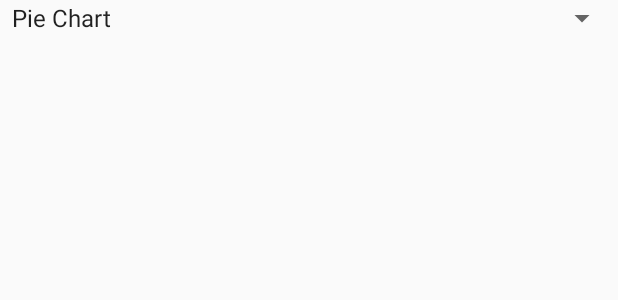
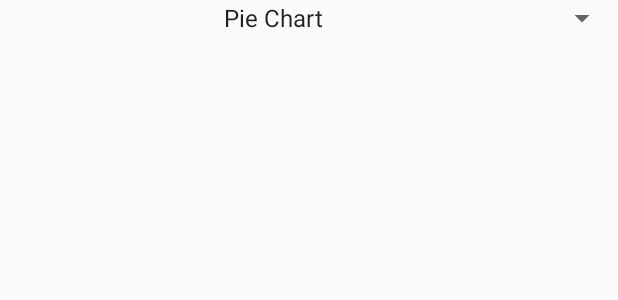
Before and after one commit to luan-asym/cym, an Android app: the layout fragment_stats.xml on its own in the app's theme, with its tools: preview values and no code run, on a phone screen of 412 x 824 dp. Shown: the top 300 px of the screen. Run offline under Robolectric (Android 15) with nearby library versions, the phone set to English and light mode, and no system bars; plain views replace BarChart, PieChart.

Commit message:
MainActivity changes and fragmentstats alignment

```diff
--- a/app/src/main/res/layout/fragment_stats.xml
+++ b/app/src/main/res/layout/fragment_stats.xml
@@ -5,25 +5,32 @@
     android:layout_height="match_parent"
     tools:context=".ui.StatsFragment">
 
-    <!-- TODO: Update blank fragment layout -->
+    <Spinner
+        android:layout_width="match_parent"
+        android:layout_height="wrap_content"
+        android:id="@+id/spinnerChart"
+        android:layout_alignParentTop="true"
+
+        android:textAlignment="center"
+        android:entries="@array/charts"
+        />
 
     <com.github.mikephil.charting.charts.PieChart
-        android:id="@+id/piechart"
         android:layout_height="match_parent"
         android:layout_width="match_parent"
+        android:id="@+id/piechart"
+        android:layout_below="@id/spinnerChart"
+
         android:visibility="gone"
         />
 
     <com.github.mikephil.charting.charts.BarChart
-        android:id="@+id/barchart"
         android:layout_height="match_parent"
         android:layout_width="match_parent"
+        android:id="@+id/barchart"
+        android:layout_below="@id/spinnerChart"
+
         android:visibility="gone"
         />
 
-    <Spinner
-        android:id="@+id/spinnerChart"
-        android:layout_width="match_parent"
-        android:layout_height="wrap_content"
-        android:entries="@array/charts"/>
 </RelativeLayout>
```
Also changed, not shown: app/src/main/java/net/luan/cym/MainActivity.kt (+11 -4 lines).
